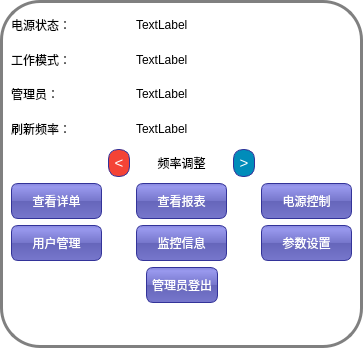
The window that Master/managercontrolpanel.ui (L-Jay1999/DistributedTemperatureControlSystem) describes before a commit, drawn with Qt 5.
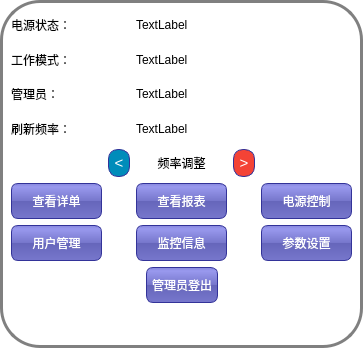
The same window after the commit.

```diff
--- a/Master/managercontrolpanel.ui
+++ b/Master/managercontrolpanel.ui
@@ -173,41 +173,6 @@
      </property>
     </widget>
    </item>
-   <item row="6" column="3">
-    <widget class="QPushButton" name="pushButton_rate_down">
-     <property name="autoFillBackground">
-      <bool>false</bool>
-     </property>
-     <property name="styleSheet">
-      <string notr="true">QPushButton {
-    min-width: 10px;
-    max-width: 10px;
-    max-height: 10px;
-    min-height: 10px;
-    border-radius: 10px;
-    font-size: 15px;
-    color: white;
-    background: #008cba ; /* 默认颜色 */
-}
-
-QPushButton:hover {
-    font-size: 18px;
-    color: white;
-    background: #d5d5d5; /* 悬停颜色 */
-}
-
-QPushButton:pressed {
-    background: #f2f2f2 /* 按下颜色 */
-}</string>
-     </property>
-     <property name="text">
-      <string>&gt;</string>
-     </property>
-     <property name="autoDefault">
-      <bool>false</bool>
-     </property>
-    </widget>
-   </item>
    <item row="9" column="4">
     <widget class="QPushButton" name="pushButton_mode">
      <property name="styleSheet">
@@ -225,35 +190,6 @@
      </property>
     </widget>
    </item>
-   <item row="6" column="1">
-    <widget class="QPushButton" name="pushButton_rate_up">
-     <property name="styleSheet">
-      <string notr="true">QPushButton {
-    min-width: 10px;
-    max-width: 10px;
-    max-height: 10px;
-    min-height: 10px;
-    border-radius: 10px;
-    font-size: 15px;
-    color: white;
-    background: #f44336 ; /* 默认颜色 */
-}
-
-QPushButton:hover {
-    font-size: 18px;
-    color: white;
-    background: #d5d5d5; /* 悬停颜色 */
-}
-
-QPushButton:pressed {
-    background: #f2f2f2 /* 按下颜色 */
-}</string>
-     </property>
-     <property name="text">
-      <string>&lt;</string>
-     </property>
-    </widget>
-   </item>
    <item row="6" column="2">
     <widget class="QLabel" name="label_5">
      <property name="text">
@@ -264,6 +200,70 @@
      </property>
     </widget>
    </item>
+   <item row="6" column="1">
+    <widget class="QPushButton" name="pushButton_rate_down">
+     <property name="autoFillBackground">
+      <bool>false</bool>
+     </property>
+     <property name="styleSheet">
+      <string notr="true">QPushButton {
+    min-width: 10px;
+    max-width: 10px;
+    max-height: 10px;
+    min-height: 10px;
+    border-radius: 10px;
+    font-size: 15px;
+    color: white;
+    background: #008cba ; /* 默认颜色 */
+}
+
+QPushButton:hover {
+    font-size: 18px;
+    color: white;
+    background: #d5d5d5; /* 悬停颜色 */
+}
+
+QPushButton:pressed {
+    background: #f2f2f2 /* 按下颜色 */
+}</string>
+     </property>
+     <property name="text">
+      <string>&lt;</string>
+     </property>
+     <property name="autoDefault">
+      <bool>false</bool>
+     </property>
+    </widget>
+   </item>
+   <item row="6" column="3">
+    <widget class="QPushButton" name="pushButton_rate_up">
+     <property name="styleSheet">
+      <string notr="true">QPushButton {
+    min-width: 10px;
+    max-width: 10px;
+    max-height: 10px;
+    min-height: 10px;
+    border-radius: 10px;
+    font-size: 15px;
+    color: white;
+    background: #f44336 ; /* 默认颜色 */
+}
+
+QPushButton:hover {
+    font-size: 18px;
+    color: white;
+    background: #d5d5d5; /* 悬停颜色 */
+}
+
+QPushButton:pressed {
+    background: #f2f2f2 /* 按下颜色 */
+}</string>
+     </property>
+     <property name="text">
+      <string>&gt;</string>
+     </property>
+    </widget>
+   </item>
   </layout>
  </widget>
  <resources/>
```
